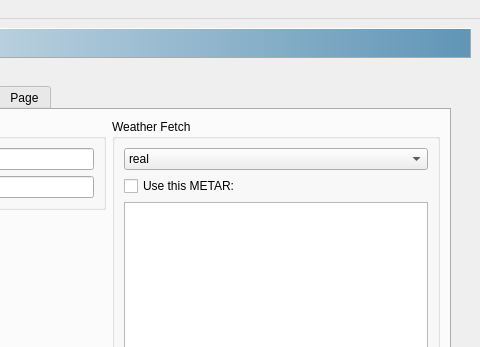
This is src/fgx.ui in fgx/fgx as Qt 5 draws it before an edit; both pictures show x 398 to 878 and y 0 to 347 of the 878 by 664 pixel window. The edited form follows.
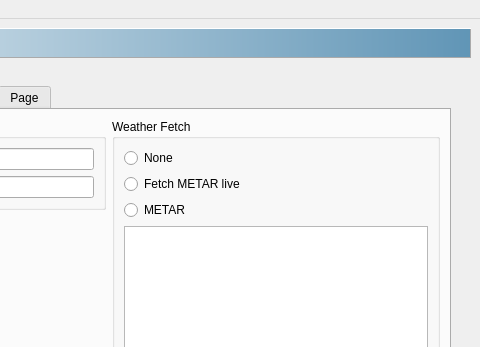
This is the edited form. Icons and pictures are not drawn.

Commit message: weather and metar

Patch:
```diff
--- a/src/fgx.ui
+++ b/src/fgx.ui
@@ -526,23 +526,23 @@
             </property>
             <layout class="QVBoxLayout" name="verticalLayout_3">
              <item>
-              <widget class="QComboBox" name="Weather">
-               <item>
+              <widget class="QRadioButton" name="radioButtonWeatherNone">
                 <property name="text">
-                 <string>real</string>
-                </property>
+                <string>None</string>
+               </property>
+              </widget>
                </item>
                <item>
+              <widget class="QRadioButton" name="radioButtonWeatherLive">
                 <property name="text">
-                 <string>disable</string>
-                </property>
-               </item>
+                <string>Fetch METAR live</string>
+               </property>
               </widget>
              </item>
              <item>
-              <widget class="QCheckBox" name="useMetar">
+              <widget class="QRadioButton" name="radioButtonWeatherMetar">
                <property name="text">
-                <string>Use this METAR:</string>
+                <string>METAR</string>
                </property>
               </widget>
              </item>
```
Lines whose indentation alone changed are shown as unchanged. The commit also changes 2 other files.
